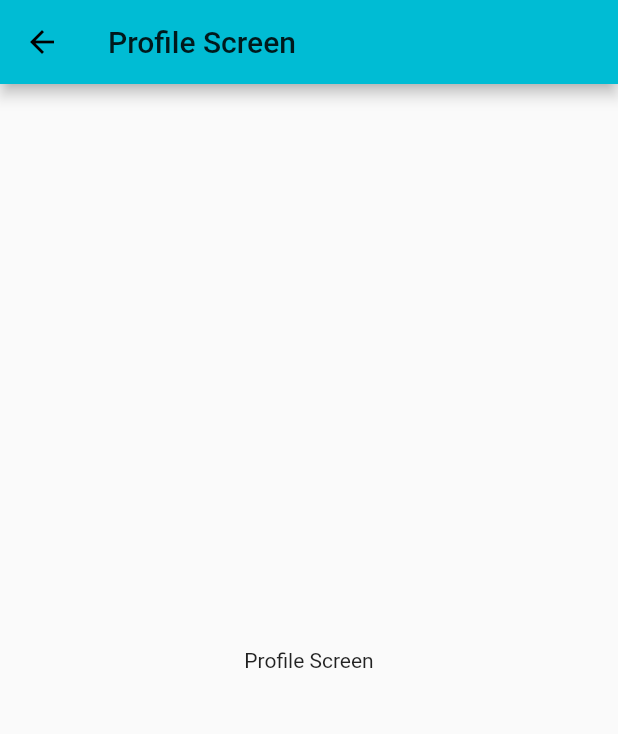
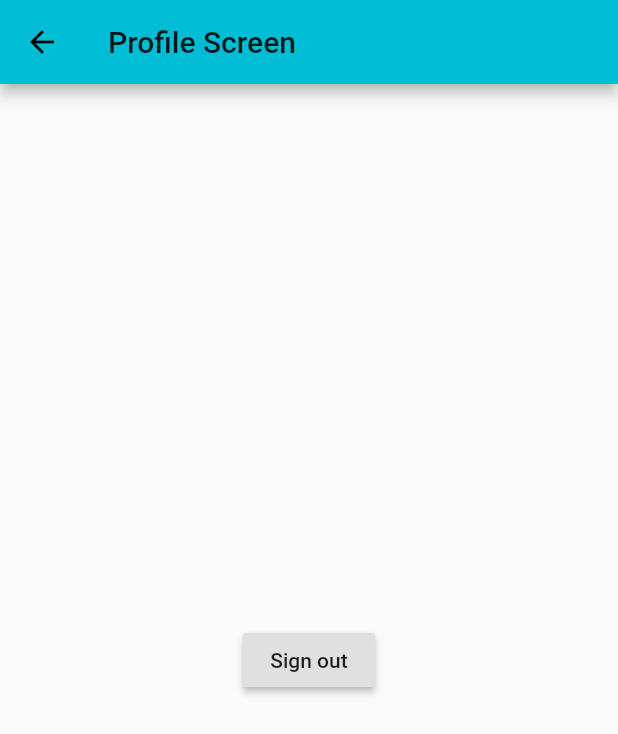
Before and after one commit to dibbs-team/kledd, a Flutter app: the ProfileScreen screen opened directly, on a phone screen of 412 x 824 dp. Shown: the top 734 px of the screen. Run offline on Flutter 3.47's test engine with Material 2 defaults, Android fonts, the phone set to English and light mode, and no system bars; our stand-ins replace cloud_firestore, firebase_auth, google_sign_in; accounts and stored records are empty.

Commit message:
feat: sign out

```diff
--- a/lib/screens/profile_screen.dart
+++ b/lib/screens/profile_screen.dart
@@ -1,15 +1,23 @@
 import 'package:flutter/material.dart';
+import 'package:firebase_auth/firebase_auth.dart';
 
 class ProfileScreen extends StatelessWidget {
+  void signOut() {
+    FirebaseAuth.instance.signOut();
+  }
+
   @override
   Widget build(BuildContext context) {
-    print("Building profile");
     return Scaffold(
       appBar: AppBar(
         title: Text("Profile Screen"),
       ),
       body: Center(
-        child: Text("Profile Screen"),
+        // TODO: Remove when profile screen is updated.
+        child: RaisedButton(
+          child: Text("Sign out"),
+          onPressed: signOut,
+        ),
       ),
     );
   }
```
